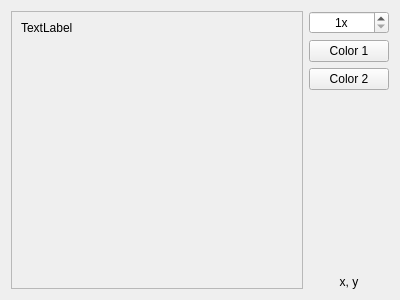
Before: the Qt Designer form controls/widgetbitmapeditor.ui in riuson/lcd-image-converter, drawn with Qt 5.
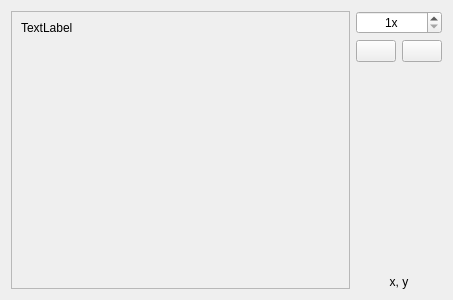
After: the same form once the commit is applied.

Commit message: Changed buttons on bitmap editor

```diff
--- a/controls/widgetbitmapeditor.ui
+++ b/controls/widgetbitmapeditor.ui
@@ -6,14 +6,14 @@
    <rect>
     <x>0</x>
     <y>0</y>
-    <width>400</width>
+    <width>453</width>
     <height>300</height>
    </rect>
   </property>
   <property name="windowTitle">
    <string>Form</string>
   </property>
-  <layout class="QHBoxLayout" name="horizontalLayout">
+  <layout class="QHBoxLayout" name="horizontalLayout_3">
    <item>
     <widget class="QScrollArea" name="scrollArea">
      <property name="widgetResizable">
@@ -24,7 +24,7 @@
        <rect>
         <x>0</x>
         <y>0</y>
-        <width>287</width>
+        <width>305</width>
         <height>280</height>
        </rect>
       </property>
@@ -54,9 +54,6 @@
    </item>
    <item>
     <layout class="QVBoxLayout" name="verticalLayout">
-     <property name="sizeConstraint">
-      <enum>QLayout::SetFixedSize</enum>
-     </property>
      <item>
       <widget class="QSpinBox" name="spinBoxScale">
        <property name="alignment">
@@ -77,18 +74,28 @@
       </widget>
      </item>
      <item>
+      <layout class="QHBoxLayout" name="horizontalLayout">
+       <item>
       <widget class="QPushButton" name="pushButtonColor1">
-       <property name="text">
+         <property name="toolTip">
         <string>Color 1</string>
        </property>
+         <property name="text">
+          <string notr="true"/>
+         </property>
       </widget>
      </item>
      <item>
       <widget class="QPushButton" name="pushButtonColor2">
-       <property name="text">
+         <property name="toolTip">
         <string>Color 2</string>
        </property>
-      </widget>
+         <property name="text">
+          <string notr="true"/>
+         </property>
+        </widget>
+       </item>
+      </layout>
      </item>
      <item>
       <spacer name="verticalSpacer">
```
Lines whose indentation alone changed are shown as unchanged. The commit also changes 1 other file.
